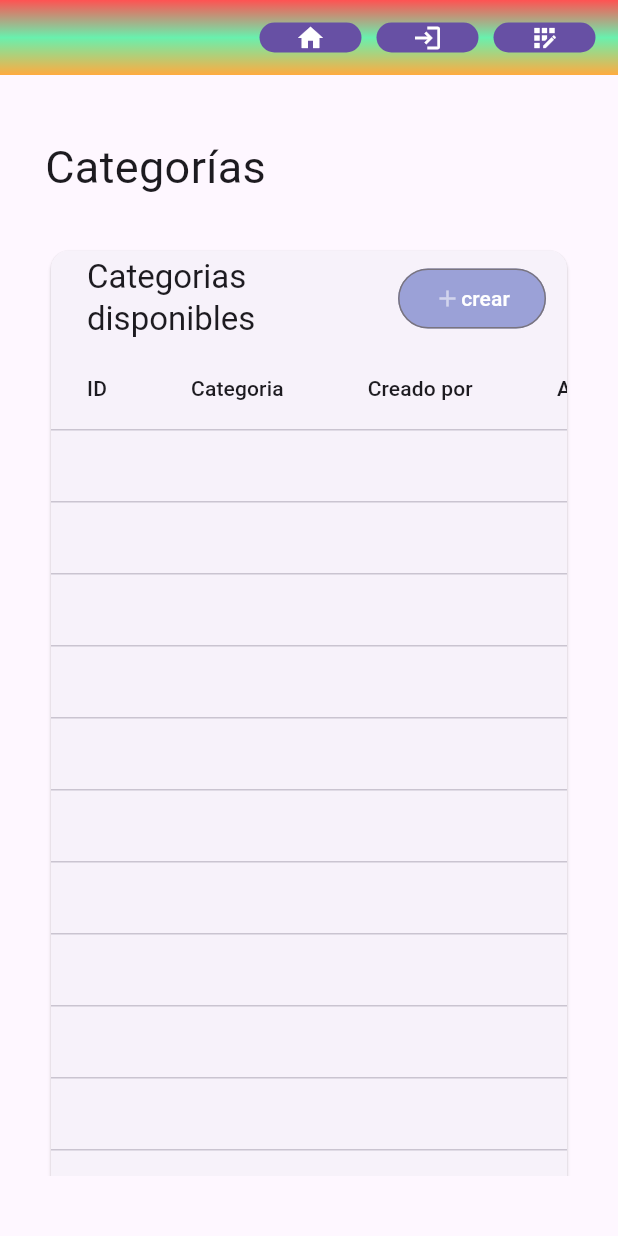
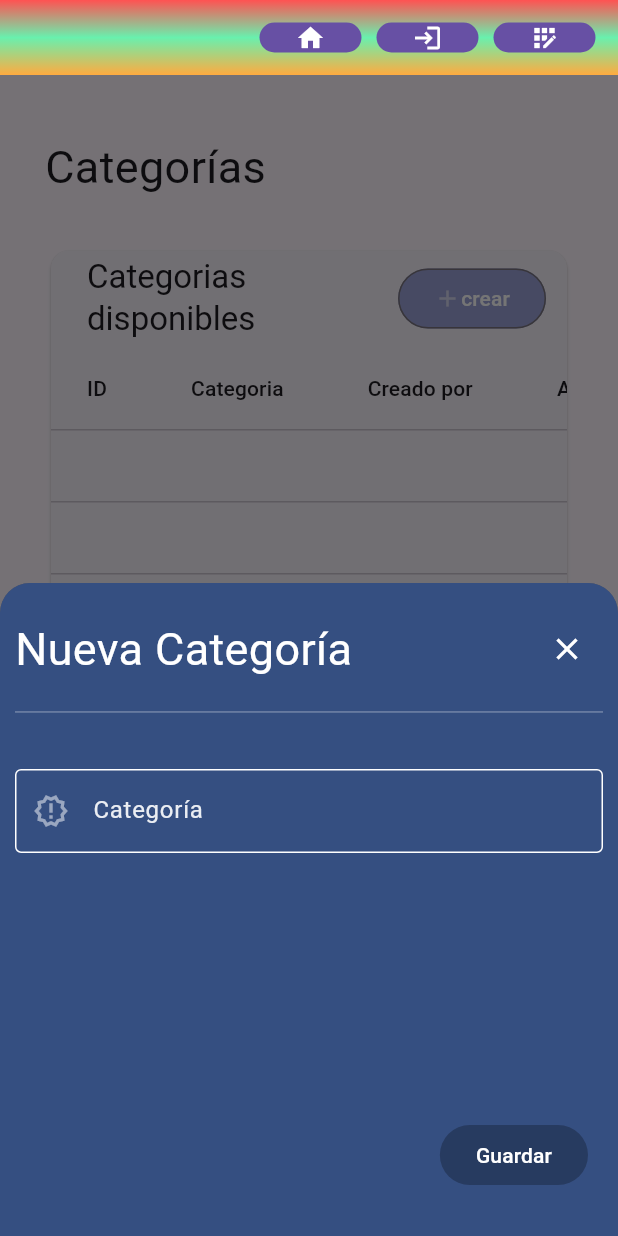
Before and after one commit to ldefeo/Curso-Flutter, a Flutter app: the CategoriesView widget shown alone on an empty page, opened directly, after a tap on "crear", on a phone screen of 412 x 824 dp. Run offline on Flutter 3.47's test engine with Material 3 defaults, Android fonts, the phone set to English and light mode, and no system bars; our stand-ins replace dio, email_validator, fluro, google_fonts, shared_preferences; accounts and stored records are empty; network calls fail.

Commit message:
categoria modal

```diff
--- a/lib/providers/categories_provider.dart
+++ b/lib/providers/categories_provider.dart
@@ -16,7 +16,6 @@ class CategoriesProvider extends ChangeNotifier {
 
     categories = [...categories, ...categoriesResponse.categorias]; // para dejar las categorias que ya teniamos y agregarle las nuevas
 
-    print(categories);
 
     notifyListeners();
   }
--- a/lib/ui/inputs/custom_inputs.dart
+++ b/lib/ui/inputs/custom_inputs.dart
@@ -6,16 +6,20 @@ class CustomInputs {
   static InputDecoration loginAndRegisterDecoration({
     required String hint,
     required String label,
-    IconData? icon   // --> parametro opcional (el ? lo define opcional)
+    IconData? icon,   // --> parametro opcional (el ? lo define opcional)
+    Color? iconColor,
+    Color? hintColor,
+    Color? labelColor
   }
   ) => InputDecoration(
     border: OutlineInputBorder(borderSide: BorderSide(color: Colors.white.withOpacity(0.3))),
     enabledBorder: const OutlineInputBorder(borderSide: BorderSide(color: Colors.white)),
     hintText: hint,
     labelText: label,
-    prefixIcon: Icon(icon, color: Colors.grey[900]),
-    hintStyle: TextStyle(color: Colors.grey[700]),
-    labelStyle: TextStyle(color: Colors.grey[700]),
+    prefixIcon: Icon(icon, color: iconColor ?? Colors.grey[900]),
+    hintStyle: TextStyle(color: hintColor ?? Colors.grey[700]),
+    labelStyle: TextStyle(color: labelColor ?? Colors.grey[700]),
+
 
   );
 
--- /dev/null
+++ b/lib/ui/modals/category_modal.dart
@@ -0,0 +1,106 @@
+
+
+
+import 'package:flutter/material.dart';
+import 'package:prueba_1/models/category.dart';
+import 'package:prueba_1/ui/inputs/custom_inputs.dart';
+import 'package:prueba_1/ui/labels/custom_labels.dart';
+
+class CategoryModal extends StatefulWidget {
+
+  final Categoria? categoria; // para poder actualizarla, debo recibirla. Pero para crear una nueva, no
+
+  const CategoryModal({super.key, this.categoria});
+
+  @override
+  State<CategoryModal> createState() => _CategoryModalState();
+}
+
+class _CategoryModalState extends State<CategoryModal> {
+
+  late String nombre;
+  String? id;
+
+  @override
+  void initState() {
+    super.initState();
+
+    id = widget.categoria?.id; // si estoy creando una categoria, entonces id es nulo
+    nombre = widget.categoria?.nombre ?? '';
+  }
+
+  @override
+  Widget build(BuildContext context) {
+    return Container(
+      height: 500,
+      decoration: buildBoxDecoration(),
+      child: Padding(
+        padding: const EdgeInsets.only(left: 10, right: 10),
+        child: Column(
+          children: [
+            Padding(
+              padding: const EdgeInsets.only(top: 20, bottom: 10),
+              child: Row(
+                mainAxisAlignment: MainAxisAlignment.start,
+                children: [
+                  Text(widget.categoria?.nombre ?? 'Nueva Categoría', style: CustomLabels.h1.copyWith(color: Colors.white)),
+                  const Spacer(),
+                  IconButton(
+                    onPressed: (){
+                      Navigator.of(context).pop();
+                    },
+                    icon: const Icon(Icons.close_outlined, color: Colors.white)
+                  ),
+                ]
+              ),
+            ),
+
+            Divider(color: Colors.white.withOpacity(0.3)),
+
+            const SizedBox(height: 30),
+
+            TextFormField(
+              initialValue: widget.categoria?.nombre ?? '',
+              onChanged:(value) => nombre = value,
+              decoration: CustomInputs.loginAndRegisterDecoration(
+                hint: 'Nombre de la categoría',
+                label: 'Categoría',
+                icon: Icons.new_releases_outlined,
+                hintColor: Colors.white.withOpacity(0.8),
+                labelColor: Colors.white.withOpacity(0.9),
+                iconColor: Colors.white.withOpacity(0.5)
+              ),
+              style: const TextStyle(
+                color: Colors.white
+              ),
+            ),
+
+            const Spacer(),
+
+            Row(
+              mainAxisAlignment: MainAxisAlignment.end,
+              children: [
+                FilledButton(
+                  style: ButtonStyle(backgroundColor: MaterialStateProperty.all(Colors.black26)),
+                  onPressed: (){},
+                  child: const Text('Guardar', style: TextStyle(color: Colors.white)),
+                ),
+                const SizedBox(width: 10,)
+              ],
+            ),
+
+            const SizedBox(height: 30),
+          ],
+        ),
+      ),
+    );
+  }
+
+  BoxDecoration buildBoxDecoration() => const BoxDecoration(
+    borderRadius: BorderRadius.only(topLeft: Radius.circular(20), topRight: Radius.circular(20)),
+    color: Color.fromARGB(255, 53, 79, 129),
+    boxShadow: [
+      BoxShadow(color: Colors.black26)
+    ]
+  );
+}
--- a/lib/ui/views/auth_views/categories_view.dart
+++ b/lib/ui/views/auth_views/categories_view.dart
@@ -6,6 +6,7 @@ import 'package:prueba_1/datatables/categories_source.dart';
 import 'package:prueba_1/providers/categories_provider.dart';
 import 'package:prueba_1/ui/buttons/add_button.dart';
 import 'package:prueba_1/ui/labels/custom_labels.dart';
+import 'package:prueba_1/ui/modals/category_modal.dart';
 
 class CategoriesView extends StatefulWidget {
   const CategoriesView({super.key});
@@ -61,7 +62,13 @@ class _CategoriesViewState extends State<CategoriesView> {
             rowsPerPage: _rowsPerPage, // cantidad de filas que muestro por cada hoja de la tabla
             actions: [  // Widgets que se pueden agregar a la tabla para realizar acciones
               AddButton(
-                onPressed: (){},
+                onPressed: (){
+                  showModalBottomSheet(
+                    backgroundColor: Colors.transparent,  // para eliminar los piquitos blancos que quedan en los bordes
+                    context: context,
+                    builder: ( _ ) => CategoryModal(categoria: null)
+                  );
+                },
                 text: 'crear',
                 icon: Icons.add_outlined
               )
```
